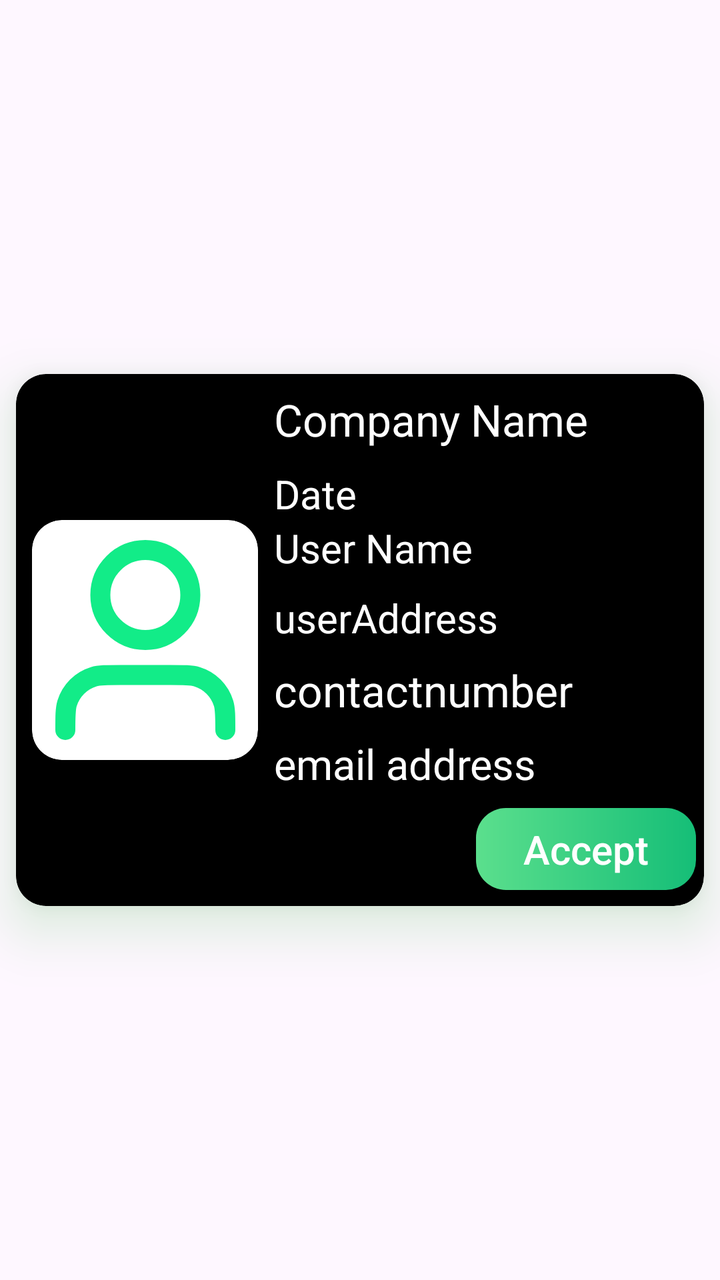
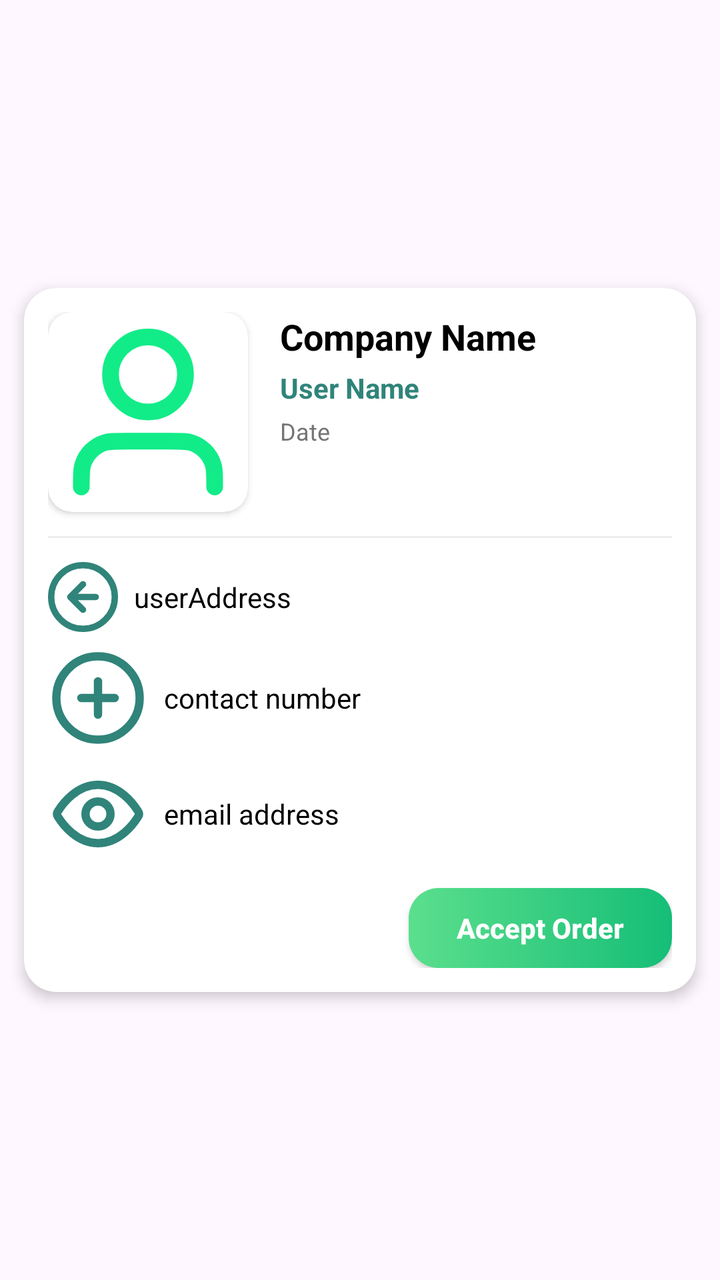

Screens rendered from an Android XML layout before and after an edit, with the pre-edit source and the edit as a unified diff.
<!-- AndroidManifest.xml: application theme Theme.PartnerJi -->
<!-- res/layout/pendigitem.xml -->
<?xml version="1.0" encoding="utf-8"?>
<androidx.constraintlayout.widget.ConstraintLayout xmlns:android="http://schemas.android.com/apk/res/android"
    xmlns:app="http://schemas.android.com/apk/res-auto"
    android:layout_width="match_parent"
    android:layout_height="wrap_content">
    <androidx.cardview.widget.CardView
        android:id="@+id/cardView8"
        android:layout_width="0dp"
        android:layout_height="wrap_content"
        android:layout_marginStart="8dp"
        android:layout_marginTop="8dp"
        android:layout_marginEnd="8dp"
        android:layout_marginBottom="8dp"
        android:background="@color/white"
        android:elevation="3dp"
        android:outlineSpotShadowColor="#30B337"
        app:cardBackgroundColor="@color/black"
        app:cardCornerRadius="15dp"
        app:cardElevation="16dp"
        app:layout_constraintBottom_toBottomOf="parent"
        app:layout_constraintEnd_toEndOf="parent"
        app:layout_constraintStart_toStartOf="parent"
        app:layout_constraintTop_toTopOf="parent">

        <androidx.constraintlayout.widget.ConstraintLayout
            android:layout_width="match_parent"
            android:layout_height="match_parent">

            <androidx.cardview.widget.CardView
                android:id="@+id/cardView7"
                android:layout_width="113dp"
                android:layout_height="120dp"
                android:layout_marginStart="8dp"
                android:layout_marginTop="8dp"
                android:layout_marginBottom="8dp"
                app:cardCornerRadius="15dp"
                app:layout_constraintBottom_toBottomOf="parent"
                app:layout_constraintStart_toStartOf="parent"
                app:layout_constraintTop_toTopOf="parent"
                app:layout_constraintVertical_bias="0.5">

                <ImageView
                    android:id="@+id/foodImageView"
                    android:layout_width="match_parent"
                    android:layout_height="match_parent"
                    android:scaleType="centerCrop"
                    android:src="@drawable/user_01">

                </ImageView>
            </androidx.cardview.widget.CardView>

            <TextView
                android:id="@+id/date"
                android:layout_width="wrap_content"
                android:layout_height="wrap_content"
                android:layout_marginTop="9dp"
                android:text="Date"
                android:textColor="@color/white"
                android:textSize="20sp"
                app:layout_constraintStart_toStartOf="@+id/companynames"
                app:layout_constraintTop_toBottomOf="@+id/companynames"></TextView>

            <TextView
                android:id="@+id/username"
                android:layout_width="wrap_content"
                android:layout_height="wrap_content"
                android:text="User Name"
                android:textColor="@color/white"
                android:textSize="20sp"
                app:layout_constraintBottom_toTopOf="@+id/useraddress"
                app:layout_constraintStart_toStartOf="@+id/date"
                app:layout_constraintTop_toBottomOf="@+id/date" />

            <TextView
                android:id="@+id/useraddress"
                android:layout_width="wrap_content"
                android:layout_height="wrap_content"
                android:layout_marginTop="8dp"
                android:inputType="text|textMultiLine"
                android:text="userAddress"
                android:textColor="@color/white"
                android:textSize="20sp"
                app:layout_constraintStart_toStartOf="@+id/username"
                app:layout_constraintTop_toBottomOf="@+id/username" />

            <TextView
                android:id="@+id/contactnumber"
                android:layout_width="wrap_content"
                android:layout_height="wrap_content"
                android:layout_marginTop="8dp"
                android:text="contactnumber"
                android:textColor="@color/white"
                android:textSize="22sp"
                app:layout_constraintStart_toStartOf="@+id/useraddress"
                app:layout_constraintTop_toBottomOf="@+id/useraddress" />

            <TextView
                android:id="@+id/emailforuser"
                android:layout_width="wrap_content"
                android:layout_height="wrap_content"
                android:layout_marginTop="8dp"
                android:text="email address"
                android:textColor="@color/white"
                android:textSize="21sp"
                app:layout_constraintStart_toStartOf="@+id/contactnumber"
                app:layout_constraintTop_toBottomOf="@+id/contactnumber" />

            <androidx.appcompat.widget.AppCompatButton
                android:id="@+id/Orderacceptedbutton"
                android:layout_width="110dp"
                android:layout_height="41dp"
                android:layout_marginTop="8dp"
                android:layout_marginEnd="4dp"
                android:layout_marginBottom="8dp"
                android:background="@drawable/greenbutton"
                android:text="Accept"
                android:textAllCaps="false"
                android:textColor="@color/white"
                android:textSize="20sp"
                app:layout_constraintBottom_toBottomOf="parent"
                app:layout_constraintEnd_toEndOf="parent"
                app:layout_constraintTop_toBottomOf="@+id/emailforuser" />

            <TextView
                android:id="@+id/companynames"
                android:layout_width="wrap_content"
                android:layout_height="wrap_content"
                android:layout_marginStart="8dp"
                android:layout_marginTop="8dp"
                android:text="Company Name"
                android:textColor="@color/white"
                android:textSize="22sp"
                app:layout_constraintStart_toEndOf="@+id/cardView7"
                app:layout_constraintTop_toTopOf="parent">

            </TextView>
        </androidx.constraintlayout.widget.ConstraintLayout>
    </androidx.cardview.widget.CardView>
</androidx.constraintlayout.widget.ConstraintLayout>
<!-- resources referenced by this layout -->
<resources>
  <color name="black">#FF000000</color>
  <color name="white">#FFFFFFFF</color>
  <!-- drawable greenbutton (drawable) -->
  <?xml version="1.0" encoding="utf-8"?>
  <shape xmlns:android="http://schemas.android.com/apk/res/android">
      <gradient android:angle=".45"
          android:startColor="#5BDF8D"
          android:endColor="#15BE77"></gradient>
      <corners android:radius="15dp"/>
  </shape>
  <!-- drawable user_01 (drawable) -->
  <vector xmlns:android="http://schemas.android.com/apk/res/android"
      android:width="40dp"
      android:height="40dp"
      android:viewportWidth="24"
      android:viewportHeight="24">
    <path
        android:pathData="M20,21C20,19.604 20,18.907 19.828,18.339C19.44,17.06 18.44,16.06 17.161,15.672C16.593,15.5 15.896,15.5 14.5,15.5H9.5C8.104,15.5 7.407,15.5 6.839,15.672C5.56,16.06 4.56,17.06 4.172,18.339C4,18.907 4,19.604 4,21M16.5,7.5C16.5,9.985 14.485,12 12,12C9.515,12 7.5,9.985 7.5,7.5C7.5,5.015 9.515,3 12,3C14.485,3 16.5,5.015 16.5,7.5Z"
        android:strokeLineJoin="round"
        android:strokeWidth="2"
        android:fillColor="#00000000"
        android:strokeColor="#12EC88"
        android:strokeLineCap="round"/>
  </vector>
  <style name="Theme.PartnerJi" parent="Base.Theme.PartnerJi" />
  <style name="Base.Theme.PartnerJi" parent="Theme.Material3.DayNight.NoActionBar">
          
          
      </style>
</resources>

<!-- the commit's change to res/layout/pendigitem.xml (unified diff, before → after) -->
@@ -1,22 +1,19 @@
 <?xml version="1.0" encoding="utf-8"?>
 <androidx.constraintlayout.widget.ConstraintLayout xmlns:android="http://schemas.android.com/apk/res/android"
     xmlns:app="http://schemas.android.com/apk/res-auto"
+    xmlns:tools="http://schemas.android.com/tools"
     android:layout_width="match_parent"
-    android:layout_height="wrap_content">
+    android:layout_height="wrap_content"
+    android:padding="4dp">
+
     <androidx.cardview.widget.CardView
         android:id="@+id/cardView8"
-        android:layout_width="0dp"
+        android:layout_width="match_parent"
         android:layout_height="wrap_content"
-        android:layout_marginStart="8dp"
-        android:layout_marginTop="8dp"
-        android:layout_marginEnd="8dp"
-        android:layout_marginBottom="8dp"
-        android:background="@color/white"
-        android:elevation="3dp"
-        android:outlineSpotShadowColor="#30B337"
-        app:cardBackgroundColor="@color/black"
-        app:cardCornerRadius="15dp"
-        app:cardElevation="16dp"
+        android:layout_margin="8dp"
+        app:cardBackgroundColor="@color/white"
+        app:cardCornerRadius="16dp"
+        app:cardElevation="4dp"
         app:layout_constraintBottom_toBottomOf="parent"
         app:layout_constraintEnd_toEndOf="parent"
         app:layout_constraintStart_toStartOf="parent"
@@ -24,74 +21,101 @@
 
         <androidx.constraintlayout.widget.ConstraintLayout
             android:layout_width="match_parent"
-            android:layout_height="match_parent">
+            android:layout_height="wrap_content"
+            android:padding="12dp">
 
             <androidx.cardview.widget.CardView
                 android:id="@+id/cardView7"
-                android:layout_width="113dp"
-                android:layout_height="120dp"
-                android:layout_marginStart="8dp"
-                android:layout_marginTop="8dp"
-                android:layout_marginBottom="8dp"
-                app:cardCornerRadius="15dp"
-                app:layout_constraintBottom_toBottomOf="parent"
+                android:layout_width="100dp"
+                android:layout_height="100dp"
+                app:cardCornerRadius="12dp"
                 app:layout_constraintStart_toStartOf="parent"
-                app:layout_constraintTop_toTopOf="parent"
-                app:layout_constraintVertical_bias="0.5">
+                app:layout_constraintTop_toTopOf="parent">
 
                 <ImageView
                     android:id="@+id/foodImageView"
                     android:layout_width="match_parent"
                     android:layout_height="match_parent"
                     android:scaleType="centerCrop"
-                    android:src="@drawable/user_01">
+                    android:src="@drawable/user_01" />
+            </androidx.cardview.widget.CardView>
 
-                </ImageView>
-            </androidx.cardview.widget.CardView>
+            <TextView
+                android:id="@+id/companynames"
+                android:layout_width="0dp"
+                android:layout_height="wrap_content"
+                android:layout_marginStart="16dp"
+                android:text="Company Name"
+                android:textColor="@color/black"
+                android:textSize="18sp"
+                android:textStyle="bold"
+                app:layout_constraintEnd_toEndOf="parent"
+                app:layout_constraintStart_toEndOf="@+id/cardView7"
+                app:layout_constraintTop_toTopOf="@+id/cardView7" />
+
+            <TextView
+                android:id="@+id/username"
+                android:layout_width="0dp"
+                android:layout_height="wrap_content"
+                android:layout_marginTop="4dp"
+                android:text="User Name"
+                android:textColor="@color/primary"
+                android:textSize="14sp"
+                android:textStyle="bold"
+                app:layout_constraintEnd_toEndOf="parent"
+                app:layout_constraintStart_toStartOf="@+id/companynames"
+                app:layout_constraintTop_toBottomOf="@+id/companynames" />
 
             <TextView
                 android:id="@+id/date"
                 android:layout_width="wrap_content"
                 android:layout_height="wrap_content"
-                android:layout_marginTop="9dp"
+                android:layout_marginTop="4dp"
                 android:text="Date"
-                android:textColor="@color/white"
-                android:textSize="20sp"
-                app:layout_constraintStart_toStartOf="@+id/companynames"
-                app:layout_constraintTop_toBottomOf="@+id/companynames"></TextView>
+                android:textColor="@color/text_hint"
+                android:textSize="12sp"
+                app:layout_constraintStart_toStartOf="@+id/username"
+                app:layout_constraintTop_toBottomOf="@+id/username" />
 
-            <TextView
-                android:id="@+id/username"
-                android:layout_width="wrap_content"
-                android:layout_height="wrap_content"
-                android:text="User Name"
-                android:textColor="@color/white"
-                android:textSize="20sp"
-                app:layout_constraintBottom_toTopOf="@+id/useraddress"
-                app:layout_constraintStart_toStartOf="@+id/date"
-                app:layout_constraintTop_toBottomOf="@+id/date" />
+            <View
+                android:id="@+id/divider"
+                android:layout_width="0dp"
+                android:layout_height="1dp"
+                android:layout_marginTop="12dp"
+                android:background="#EEEEEE"
+                app:layout_constraintEnd_toEndOf="parent"
+                app:layout_constraintStart_toStartOf="parent"
+                app:layout_constraintTop_toBottomOf="@+id/cardView7" />
 
             <TextView
                 android:id="@+id/useraddress"
-                android:layout_width="wrap_content"
+                android:layout_width="0dp"
                 android:layout_height="wrap_content"
-                android:layout_marginTop="8dp"
-                android:inputType="text|textMultiLine"
+                android:layout_marginTop="12dp"
+                android:drawablePadding="8dp"
+                android:gravity="center_vertical"
                 android:text="userAddress"
-                android:textColor="@color/white"
-                android:textSize="20sp"
-                app:layout_constraintStart_toStartOf="@+id/username"
-                app:layout_constraintTop_toBottomOf="@+id/username" />
+                android:textColor="@color/black"
+                android:textSize="14sp"
+                app:drawableStartCompat="@drawable/icon"
+                app:drawableTint="@color/primary"
+                app:layout_constraintEnd_toEndOf="parent"
+                app:layout_constraintStart_toStartOf="parent"
+                app:layout_constraintTop_toBottomOf="@+id/divider" />
 
             <TextView
                 android:id="@+id/contactnumber"
                 android:layout_width="wrap_content"
                 android:layout_height="wrap_content"
                 android:layout_marginTop="8dp"
-                android:text="contactnumber"
-                android:textColor="@color/white"
-                android:textSize="22sp"
-                app:layout_constraintStart_toStartOf="@+id/useraddress"
+                android:drawablePadding="8dp"
+                android:gravity="center_vertical"
+                android:text="contact number"
+                android:textColor="@color/black"
+                android:textSize="14sp"
+                app:drawableStartCompat="@drawable/plus_circle"
+                app:drawableTint="@color/primary"
+                app:layout_constraintStart_toStartOf="parent"
                 app:layout_constraintTop_toBottomOf="@+id/useraddress" />
 
             <TextView
@@ -99,41 +123,32 @@
                 android:layout_width="wrap_content"
                 android:layout_height="wrap_content"
                 android:layout_marginTop="8dp"
+                android:drawablePadding="8dp"
+                android:gravity="center_vertical"
                 android:text="email address"
-                android:textColor="@color/white"
-                android:textSize="21sp"
-                app:layout_constraintStart_toStartOf="@+id/contactnumber"
+                android:textColor="@color/black"
+                android:textSize="14sp"
+                app:drawableStartCompat="@drawable/eye"
+                app:drawableTint="@color/primary"
+                app:layout_constraintStart_toStartOf="parent"
                 app:layout_constraintTop_toBottomOf="@+id/contactnumber" />
 
             <androidx.appcompat.widget.AppCompatButton
                 android:id="@+id/Orderacceptedbutton"
-                android:layout_width="110dp"
-                android:layout_height="41dp"
-                android:layout_marginTop="8dp"
-                android:layout_marginEnd="4dp"
-                android:layout_marginBottom="8dp"
+                android:layout_width="wrap_content"
+                android:layout_height="40dp"
+                android:layout_marginTop="12dp"
                 android:background="@drawable/greenbutton"
-                android:text="Accept"
+                android:paddingHorizontal="24dp"
+                android:text="Accept Order"
                 android:textAllCaps="false"
                 android:textColor="@color/white"
-                android:textSize="20sp"
+                android:textSize="14sp"
+                android:textStyle="bold"
                 app:layout_constraintBottom_toBottomOf="parent"
                 app:layout_constraintEnd_toEndOf="parent"
                 app:layout_constraintTop_toBottomOf="@+id/emailforuser" />
 
-            <TextView
-                android:id="@+id/companynames"
-                android:layout_width="wrap_content"
-                android:layout_height="wrap_content"
-                android:layout_marginStart="8dp"
-                android:layout_marginTop="8dp"
-                android:text="Company Name"
-                android:textColor="@color/white"
-                android:textSize="22sp"
-                app:layout_constraintStart_toEndOf="@+id/cardView7"
-                app:layout_constraintTop_toTopOf="parent">
-
-            </TextView>
         </androidx.constraintlayout.widget.ConstraintLayout>
     </androidx.cardview.widget.CardView>
 </androidx.constraintlayout.widget.ConstraintLayout>
<!-- resource entries referenced after the edit -->
@@ -1,7 +1,30 @@
 <!-- resources referenced by this layout -->
 <resources>
   <color name="black">#FF000000</color>
+  <color name="primary">#30847A</color>
+  <color name="text_hint">#757575</color>
   <color name="white">#FFFFFFFF</color>
+  <!-- drawable eye (drawable) -->
+  <vector xmlns:android="http://schemas.android.com/apk/res/android"
+      android:width="50dp"
+      android:height="50dp"
+      android:viewportWidth="24"
+      android:viewportHeight="24">
+    <path
+        android:pathData="M2.42,12.713C2.284,12.498 2.216,12.39 2.178,12.223C2.149,12.099 2.149,11.901 2.178,11.777C2.216,11.61 2.284,11.502 2.42,11.287C3.546,9.505 6.895,5 12,5C17.105,5 20.455,9.505 21.581,11.287C21.717,11.502 21.785,11.61 21.823,11.777C21.852,11.901 21.852,12.099 21.823,12.223C21.785,12.39 21.717,12.498 21.581,12.713C20.455,14.495 17.105,19 12,19C6.895,19 3.546,14.495 2.42,12.713Z"
+        android:strokeLineJoin="round"
+        android:strokeWidth="2"
+        android:fillColor="#00000000"
+        android:strokeColor="#53E88B"
+        android:strokeLineCap="round"/>
+    <path
+        android:pathData="M12,15C13.657,15 15,13.657 15,12C15,10.343 13.657,9 12,9C10.344,9 9,10.343 9,12C9,13.657 10.344,15 12,15Z"
+        android:strokeLineJoin="round"
+        android:strokeWidth="2"
+        android:fillColor="#00000000"
+        android:strokeColor="#53E88B"
+        android:strokeLineCap="round"/>
+  </vector>
   <!-- drawable greenbutton (drawable) -->
   <?xml version="1.0" encoding="utf-8"?>
   <shape xmlns:android="http://schemas.android.com/apk/res/android">
@@ -10,6 +33,34 @@
           android:endColor="#15BE77"></gradient>
       <corners android:radius="15dp"/>
   </shape>
+  <!-- drawable icon (drawable) -->
+  <vector xmlns:android="http://schemas.android.com/apk/res/android"
+      android:width="35dp"
+      android:height="35dp"
+      android:viewportWidth="22"
+      android:viewportHeight="22">
+    <path
+        android:pathData="M11,7L7,11M7,11L11,15M7,11H15M21,11C21,16.523 16.523,21 11,21C5.477,21 1,16.523 1,11C1,5.477 5.477,1 11,1C16.523,1 21,5.477 21,11Z"
+        android:strokeLineJoin="round"
+        android:strokeWidth="2"
+        android:fillColor="#00000000"
+        android:strokeColor="#FEAD1D"
+        android:strokeLineCap="round"/>
+  </vector>
+  <!-- drawable plus_circle (drawable) -->
+  <vector xmlns:android="http://schemas.android.com/apk/res/android"
+      android:width="50dp"
+      android:height="50dp"
+      android:viewportWidth="24"
+      android:viewportHeight="24">
+    <path
+        android:pathData="M12,8V16M8,12H16M22,12C22,17.523 17.523,22 12,22C6.477,22 2,17.523 2,12C2,6.477 6.477,2 12,2C17.523,2 22,6.477 22,12Z"
+        android:strokeLineJoin="round"
+        android:strokeWidth="2"
+        android:fillColor="#00000000"
+        android:strokeColor="#53E88B"
+        android:strokeLineCap="round"/>
+  </vector>
   <!-- drawable user_01 (drawable) -->
   <vector xmlns:android="http://schemas.android.com/apk/res/android"
       android:width="40dp"
